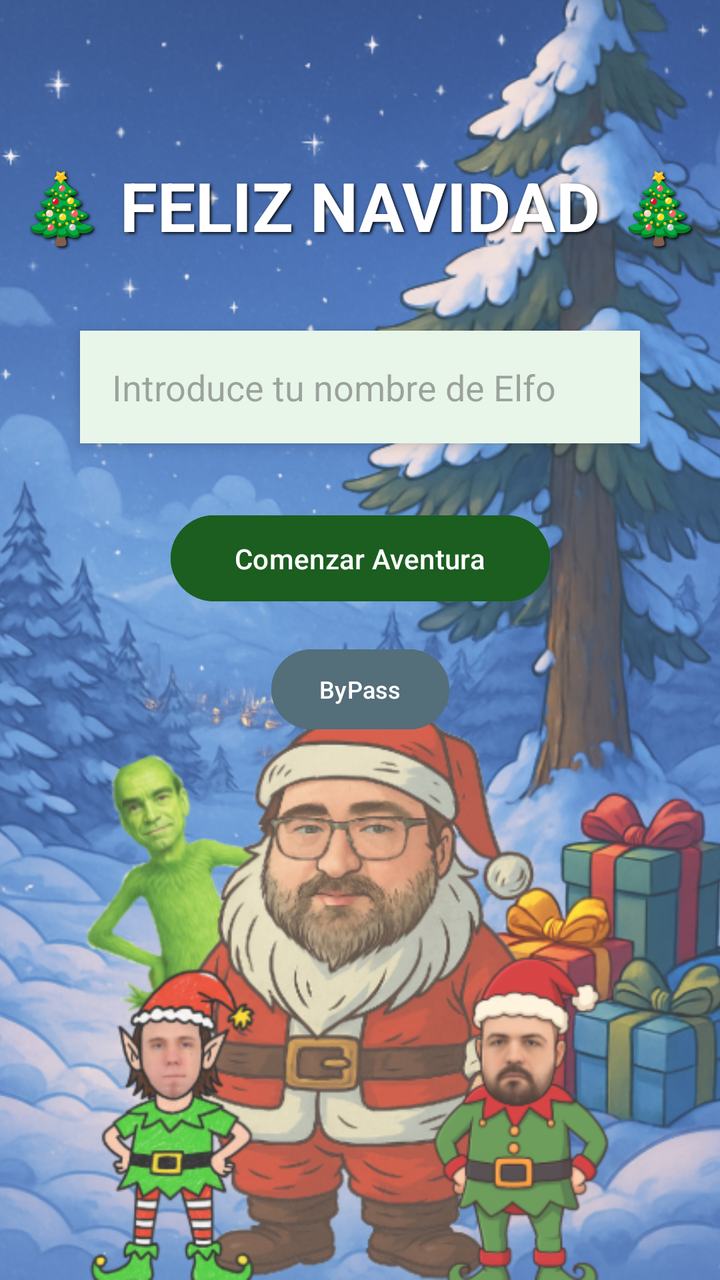
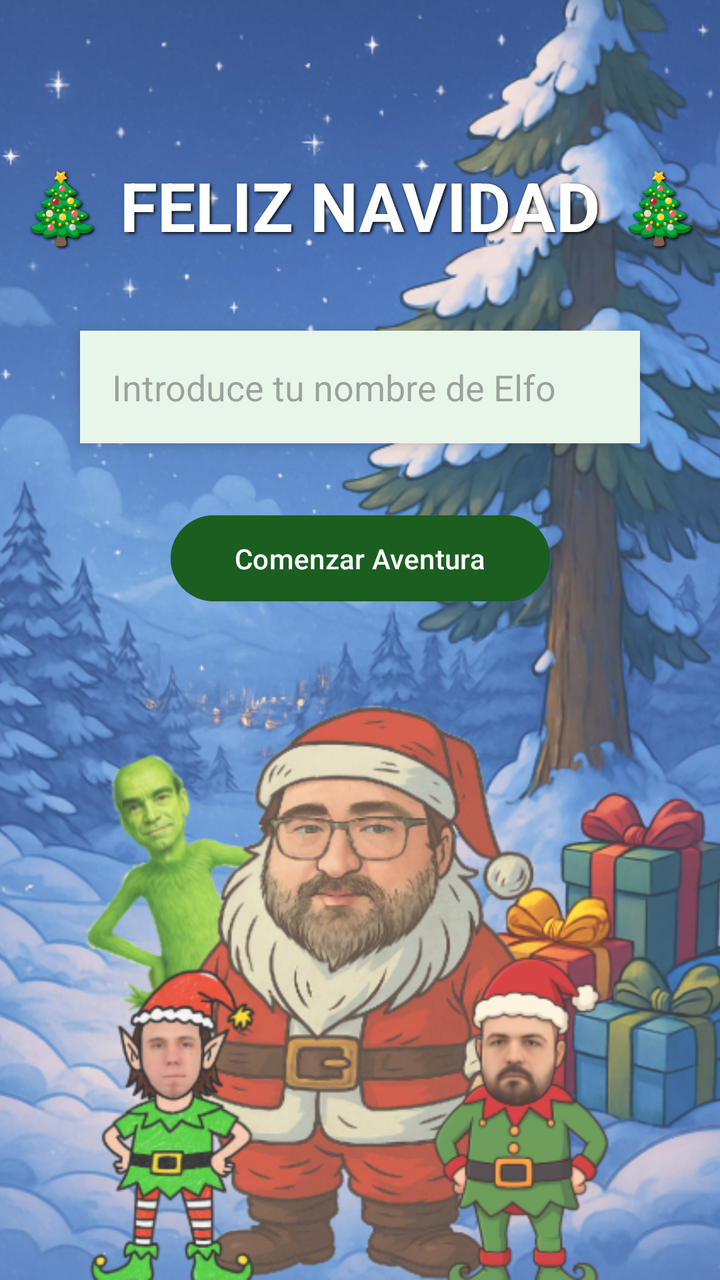

Screens rendered from an Android XML layout before and after an edit, with the pre-edit source and the edit as a unified diff.
<!-- AndroidManifest.xml: application theme Theme.NavidAPP_2DAM -->
<!-- res/layout/fragment_login.xml -->
<?xml version="1.0" encoding="utf-8"?>
<androidx.constraintlayout.widget.ConstraintLayout
    xmlns:android="http://schemas.android.com/apk/res/android"
    xmlns:app="http://schemas.android.com/apk/res-auto"
    xmlns:tools="http://schemas.android.com/tools"
    android:layout_width="match_parent"
    android:layout_height="match_parent">

    <ImageView
        android:id="@+id/imgFondoLogin"
        android:layout_width="match_parent"
        android:layout_height="match_parent"
        android:src="@drawable/fondo_principal"
        android:scaleType="centerCrop"
        android:alpha="0.8"
        app:layout_constraintBottom_toBottomOf="parent"
        app:layout_constraintEnd_toEndOf="parent"
        app:layout_constraintStart_toStartOf="parent"
        app:layout_constraintTop_toTopOf="parent" />

    <TextView
        android:id="@+id/tvTituloLogin"
        android:layout_width="wrap_content"
        android:layout_height="wrap_content"
        android:text="🎄 FELIZ NAVIDAD 🎄"
        android:textColor="#FFFFFF"
        android:textSize="34sp"
        android:textStyle="bold"
        android:shadowColor="#000000"
        android:shadowDx="2"
        android:shadowDy="2"
        android:shadowRadius="4"
        android:layout_marginTop="80dp"
        app:layout_constraintEnd_toEndOf="parent"
        app:layout_constraintStart_toStartOf="parent"
        app:layout_constraintTop_toTopOf="parent" />

    <EditText
        android:id="@+id/etNombre"
        android:layout_width="0dp"
        android:layout_height="wrap_content"
        android:hint="Introduce tu nombre de Elfo"
        android:background="#E8F5E9"
        android:padding="16dp"
        android:layout_marginHorizontal="40dp"
        android:layout_marginTop="40dp"
        android:elevation="4dp"
        app:layout_constraintEnd_toEndOf="parent"
        app:layout_constraintStart_toStartOf="parent"
        app:layout_constraintTop_toBottomOf="@+id/tvTituloLogin" />

    <Button
        android:id="@+id/btnIniciar"
        android:layout_width="wrap_content"
        android:layout_height="wrap_content"
        android:text="Comenzar Aventura"
        android:textColor="#FFFFFF"
        android:backgroundTint="#1B5E20"
        android:paddingHorizontal="32dp"
        android:paddingVertical="12dp"
        android:layout_marginTop="32dp"
        app:layout_constraintTop_toBottomOf="@+id/etNombre"
        app:layout_constraintStart_toStartOf="parent"
        app:layout_constraintEnd_toEndOf="parent" />

    <Button
        android:id="@+id/botonsaltarlogin"
        android:layout_width="wrap_content"
        android:layout_height="wrap_content"
        android:text="ByPass"
        android:textColor="#FFFFFF"
        android:backgroundTint="#546E7A"
        android:textSize="12sp"
        android:layout_marginTop="16dp"
        app:layout_constraintTop_toBottomOf="@+id/btnIniciar"
        app:layout_constraintStart_toStartOf="parent"
        app:layout_constraintEnd_toEndOf="parent" />
</androidx.constraintlayout.widget.ConstraintLayout>
<!-- resources referenced by this layout -->
<resources>
  <!-- drawable fondo_principal: png bitmap (drawable, 873567 bytes) -->
  <style name="Theme.NavidAPP_2DAM" parent="Base.Theme.NavidAPP_2DAM" />
  <style name="Base.Theme.NavidAPP_2DAM" parent="Theme.Material3.DayNight.NoActionBar">
          
          
      </style>
</resources>

<!-- the commit's change to res/layout/fragment_login.xml (unified diff, before → after) -->
@@ -64,15 +64,18 @@
         app:layout_constraintEnd_toEndOf="parent" />
 
     <Button
-        android:id="@+id/botonsaltarlogin"
+        android:id="@+id/btnAdminBypass"
         android:layout_width="wrap_content"
         android:layout_height="wrap_content"
-        android:text="ByPass"
+        android:text="MODO ADMIN"
         android:textColor="#FFFFFF"
-        android:backgroundTint="#546E7A"
+        android:backgroundTint="#D32F2F"
         android:textSize="12sp"
-        android:layout_marginTop="16dp"
+        android:visibility="gone"
+        android:layout_marginTop="20dp"
         app:layout_constraintTop_toBottomOf="@+id/btnIniciar"
         app:layout_constraintStart_toStartOf="parent"
-        app:layout_constraintEnd_toEndOf="parent" />
+        app:layout_constraintEnd_toEndOf="parent"
+        tools:visibility="visible"/>
+
 </androidx.constraintlayout.widget.ConstraintLayout>
